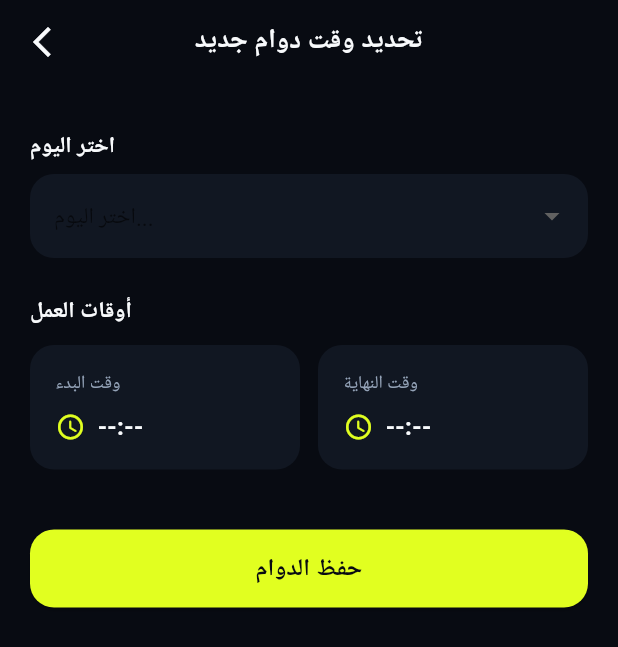
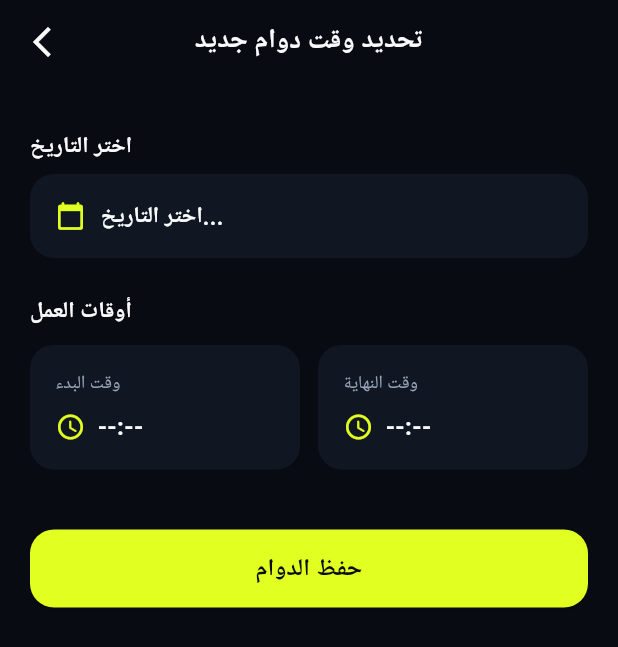
Before and after one commit to ObidaMalla/barber-on-your-time, a Flutter app: the AddAvailabilityScreen screen opened directly, on a phone screen of 412 x 824 dp. Shown: the top 647 px of the screen. Run offline on Flutter 3.47's test engine with Material 3 defaults, Android fonts, the phone set to English and light mode, and no system bars; our stand-ins replace dio, firebase_core, firebase_messaging, flutter_bloc, flutter_local_notifications, freezed_annotation and 3 more; accounts and stored records are empty; generated files the repository leaves out were written again.

Commit message:
اضافة التاريخ لوقت الدوام

```diff
--- a/barber_on_your_time_mobile/lib/cubits/availabilityCubit/add_availability_cubit.dart
+++ b/barber_on_your_time_mobile/lib/cubits/availabilityCubit/add_availability_cubit.dart
@@ -11,6 +11,8 @@ class AddAvailabilityCubit extends Cubit<ResultState<AddAvailabilityModel>> {
     : super(const ResultState.idle());
 
   Future<void> addAvailability({
+    required String date, // 👈 جديد
+
     required int dayOfWeek,
     required String startTime,
     required String endTime,
@@ -24,6 +26,8 @@ class AddAvailabilityCubit extends Cubit<ResultState<AddAvailabilityModel>> {
     emit(const ResultState.loading());
     try {
       final request = AddAvailabilityRequest(
+        date: date, // 👈 جديد
+
         dayOfWeek: dayOfWeek,
         startTime: startTime,
         endTime: endTime,
--- a/barber_on_your_time_mobile/lib/interfaces/availability/add_availability_screen.dart
+++ b/barber_on_your_time_mobile/lib/interfaces/availability/add_availability_screen.dart
@@ -8,9 +8,10 @@ import '../../injections/bootStrap/auth/login_injection.dart';
 import '../../models/availability/addAvailability/add_availability_model.dart';
 
 class AddAvailabilityScreen extends StatefulWidget {
-  final List<int> existingDays; // 👈 قائمة الأيام المُضافة سابقاً
+  final List<DateTime>
+  existingDates; // 👈 استخدام قائمة التواريخ المسجلة بدلاً من رقم اليوم
 
-  const AddAvailabilityScreen({super.key, this.existingDays = const []});
+  const AddAvailabilityScreen({super.key, this.existingDates = const []});
 
   @override
   State<AddAvailabilityScreen> createState() => _AddAvailabilityScreenState();
@@ -19,11 +20,11 @@ class AddAvailabilityScreen extends StatefulWidget {
 class _AddAvailabilityScreenState extends State<AddAvailabilityScreen> {
   final AddAvailabilityCubit _cubit = getIt<AddAvailabilityCubit>();
 
+  DateTime? _selectedDate;
   int? _selectedDay;
   TimeOfDay? _startTime;
   TimeOfDay? _endTime;
 
-  // 1️⃣ خريطة الأيام المحدثة
   static const Map<int, String> _daysMap = {
     0: 'الأحد',
     1: 'الإثنين',
@@ -32,13 +33,42 @@ class _AddAvailabilityScreenState extends State<AddAvailabilityScreen> {
     4: 'الخميس',
     5: 'الجمعة',
     6: 'السبت',
-    7: 'الأحد',
   };
 
   @override
   void dispose() {
     _cubit.close();
     super.dispose();
+  }
+
+  Future<void> _pickDate() async {
+    final DateTime? picked = await showDatePicker(
+      context: context,
+      initialDate: _selectedDate ?? DateTime.now(),
+      firstDate: DateTime.now(),
+      lastDate: DateTime.now().add(const Duration(days: 365)),
+      builder: (context, child) {
+        return Theme(
+          data: Theme.of(context).copyWith(
+            colorScheme: ColorScheme.dark(
+              primary: AppColors.accentColor,
+              onPrimary: AppColors.backgroundColor,
+              surface: AppColors.cardColor,
+              onSurface: AppColors.textPrimary,
+            ),
+            dialogBackgroundColor: AppColors.backgroundColor,
+          ),
+          child: child!,
+        );
+      },
+    );
+
+    if (picked != null) {
+      setState(() {
+        _selectedDate = picked;
+        _selectedDay = picked.weekday % 7;
+      });
+    }
   }
 
   Future<void> _selectTime({required bool isStartTime}) async {
@@ -80,21 +110,34 @@ class _AddAvailabilityScreenState extends State<AddAvailabilityScreen> {
     return '$hour:$minute';
   }
 
+  String _formatDate(DateTime date) {
+    final y = date.year.toString().padLeft(4, '0');
+    final m = date.month.toString().padLeft(2, '0');
+    final d = date.day.toString().padLeft(2, '0');
+    return '$y-$m-$d';
+  }
+
+  // 👈 دالة مساعدة لمقارنة تاريخين من دون الوقت
+  bool _isSameDate(DateTime a, DateTime b) =>
+      a.year == b.year && a.month == b.month && a.day == b.day;
+
   void _submit() {
-    if (_selectedDay == null) {
+    if (_selectedDate == null || _selectedDay == null) {
       ScaffoldMessenger.of(
         context,
-      ).showSnackBar(const SnackBar(content: Text('يرجى اختيار يوم الدوام')));
+      ).showSnackBar(const SnackBar(content: Text('يرجى اختيار التاريخ')));
       return;
     }
 
-    // 🛑 الشرط: التحقق مما إذا كان اليوم مضافاً سابقاً
-    if (widget.existingDays.contains(_selectedDay)) {
+    // 🛑 الشرط الجديد: التحقق إذا كان التاريخ المختار مضافاً مسبقاً
+    final alreadyExists = widget.existingDates.any(
+      (d) => _isSameDate(d, _selectedDate!),
+    );
+
+    if (alreadyExists) {
       ScaffoldMessenger.of(context).showSnackBar(
         const SnackBar(
-          content: Text(
-            'أنت لديك دوام في هذا اليوم، قم بتعديل وقتك ولا يمكنك إضافة دوام بنفس اليوم.',
-          ),
+          content: Text('عندك دوام مسجل أصلاً بهاد التاريخ.'),
           backgroundColor: Colors.orangeAccent,
           duration: Duration(seconds: 4),
         ),
@@ -110,6 +153,7 @@ class _AddAvailabilityScreenState extends State<AddAvailabilityScreen> {
     }
 
     _cubit.addAvailability(
+      date: _formatDate(_selectedDate!),
       dayOfWeek: _selectedDay!,
       startTime: _formatTimeOfDay(_startTime!),
       endTime: _formatTimeOfDay(_endTime!),
@@ -139,19 +183,13 @@ class _AddAvailabilityScreenState extends State<AddAvailabilityScreen> {
             onPressed: () => Navigator.pop(context),
           ),
         ),
-        body:
-            BlocConsumer<
-              AddAvailabilityCubit,
-              ResultState<AddAvailabilityModel>
-            >(
+        body: BlocConsumer<AddAvailabilityCubit, ResultState<AddAvailabilityModel>>(
           listener: (context, state) {
             state.whenOrNull(
               success: (response) {
                 ScaffoldMessenger.of(context).showSnackBar(
                   SnackBar(
-                        content: Text(
-                          response.message ?? 'تم تحديد الدوام بنجاح',
-                        ),
+                    content: Text(response.message ?? 'تم تحديد الدوام بنجاح'),
                     backgroundColor: Colors.green,
                   ),
                 );
@@ -181,7 +219,7 @@ class _AddAvailabilityScreenState extends State<AddAvailabilityScreen> {
                   children: [
                     const SizedBox(height: 10),
                     Text(
-                          'اختر اليوم',
+                      'اختر التاريخ',
                       style: TextStyle(
                         color: AppColors.textPrimary,
                         fontWeight: FontWeight.bold,
@@ -189,41 +227,42 @@ class _AddAvailabilityScreenState extends State<AddAvailabilityScreen> {
                       ),
                     ),
                     const SizedBox(height: 8),
-                        DropdownButtonFormField<int>(
-                          dropdownColor: AppColors.cardColor,
-                          value: _selectedDay,
+                    InkWell(
+                      onTap: _pickDate,
+                      borderRadius: BorderRadius.circular(16),
+                      child: Container(
+                        width: double.infinity,
+                        padding: const EdgeInsets.all(16),
+                        decoration: BoxDecoration(
+                          color: AppColors.cardColor,
+                          borderRadius: BorderRadius.circular(16),
+                          border: Border.all(
+                            color: _selectedDate != null
+                                ? AppColors.accentColor.withOpacity(0.5)
+                                : Colors.transparent,
+                          ),
+                        ),
+                        child: Row(
+                          children: [
+                            Icon(
+                              Icons.calendar_today_rounded,
+                              color: AppColors.accentColor,
+                              size: 20,
+                            ),
+                            const SizedBox(width: 10),
+                            Text(
+                              _selectedDate != null
+                                  ? '${_selectedDate!.day}/${_selectedDate!.month}/${_selectedDate!.year}  —  ${_daysMap[_selectedDay]}'
+                                  : 'اختر التاريخ...',
                               style: TextStyle(
                                 color: AppColors.textPrimary,
                                 fontSize: 15,
-                          ),
-                          decoration: InputDecoration(
-                            filled: true,
-                            fillColor: AppColors.cardColor,
-                            hintText: 'اختر اليوم...',
-                            hintStyle: TextStyle(
-                              color: AppColors.textSecondary,
-                            ),
-                            border: OutlineInputBorder(
-                              borderRadius: BorderRadius.circular(16),
-                              borderSide: BorderSide.none,
+                                fontWeight: FontWeight.bold,
                               ),
                             ),
-                          items: _daysMap.entries
-                              .where(
-                                (e) => e.key != 7,
-                              ) // تجنب التكرار في القائمة
-                              .map(
-                                (e) => DropdownMenuItem<int>(
-                                  value: e.key,
-                                  child: Text(e.value),
+                          ],
                         ),
-                              )
-                              .toList(),
-                          onChanged: (val) {
-                            setState(() {
-                              _selectedDay = val;
-                            });
-                          },
+                      ),
                     ),
                     const SizedBox(height: 24),
                     Text(
--- a/barber_on_your_time_mobile/lib/models/availability/addAvailability/add_availability_model.dart
+++ b/barber_on_your_time_mobile/lib/models/availability/addAvailability/add_availability_model.dart
@@ -4,11 +4,14 @@ part 'add_availability_model.g.dart';
 
 @JsonSerializable()
 class AddAvailabilityRequest {
+  final String date; // 👈 جديد
   final int dayOfWeek;
   final String startTime;
   final String endTime;
 
   AddAvailabilityRequest({
+    required this.date,
+
     required this.dayOfWeek,
     required this.startTime,
     required this.endTime,
--- a/barber_on_your_time_mobile/lib/models/availability/getAvailability/get_availability_model.dart
+++ b/barber_on_your_time_mobile/lib/models/availability/getAvailability/get_availability_model.dart
@@ -24,6 +24,7 @@ class GetAvailabilityModel {
 @JsonSerializable()
 class AvailabilityData {
   int? id;
+  String? date; // 👈 تم إضافة حقل التاريخ هنا
   int? dayOfWeek;
   String? startTime;
   String? endTime;
@@ -31,6 +32,7 @@ class AvailabilityData {
 
   AvailabilityData({
     this.id,
+    this.date, // 👈 إضافته في الـ Constructor
     this.dayOfWeek,
     this.startTime,
     this.endTime,
```
Also changed, not shown: barber_on_your_time_mobile/lib/cubits/availabilityCubit/request_availability_cubit.dart (+7 -5 lines), barber_on_your_time_mobile/lib/interfaces/availability/get_availability_screen.dart (+14 -8 lines), barber_on_your_time_mobile/lib/interfaces/availability/request_availability_screen.dart (+73 -33 lines), barber_on_your_time_mobile/lib/models/availability/requestAvailability/request_availability_model.dart (+4 -6 lines), barber_on_your_time_mobile/lib/repo/response_availability/request_availability_repo.dart (+4 -14 lines), barber_on_your_time_mobile/lib/models/availability/addAvailability/add_availability_model.g.dart, barber_on_your_time_mobile/lib/models/availability/getAvailability/get_availability_model.g.dart, barber_on_your_time_mobile/lib/models/availability/requestAvailability/request_availability_model.g.dart, 5 other files. Lines whose indentation alone changed are shown as unchanged.
